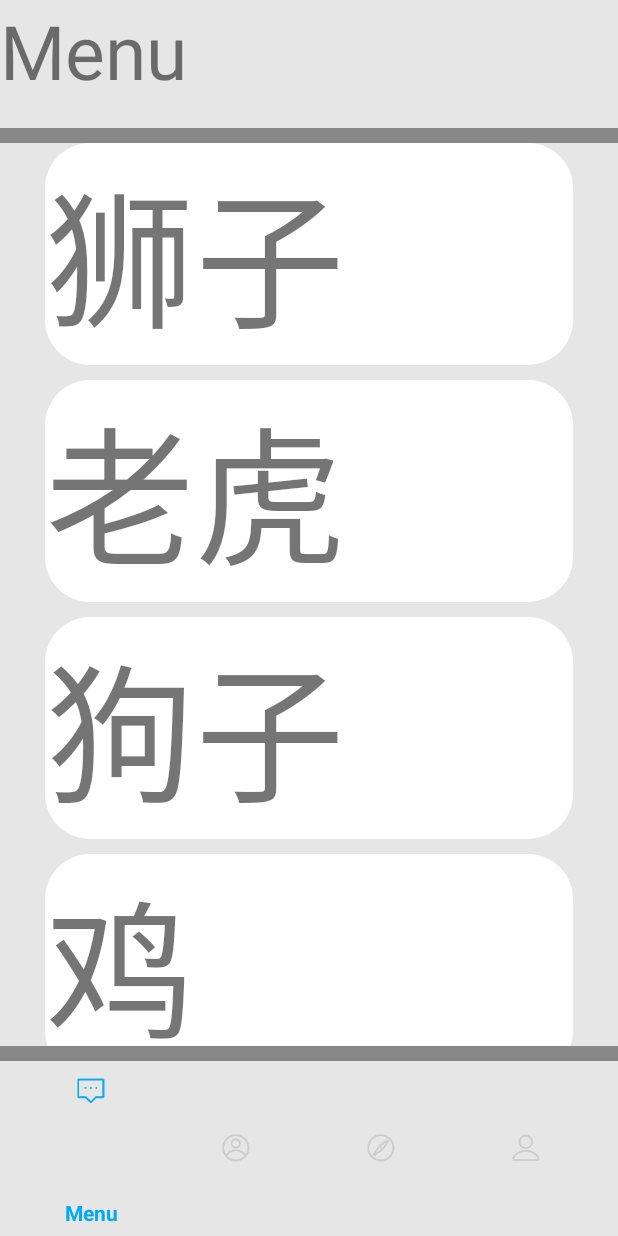
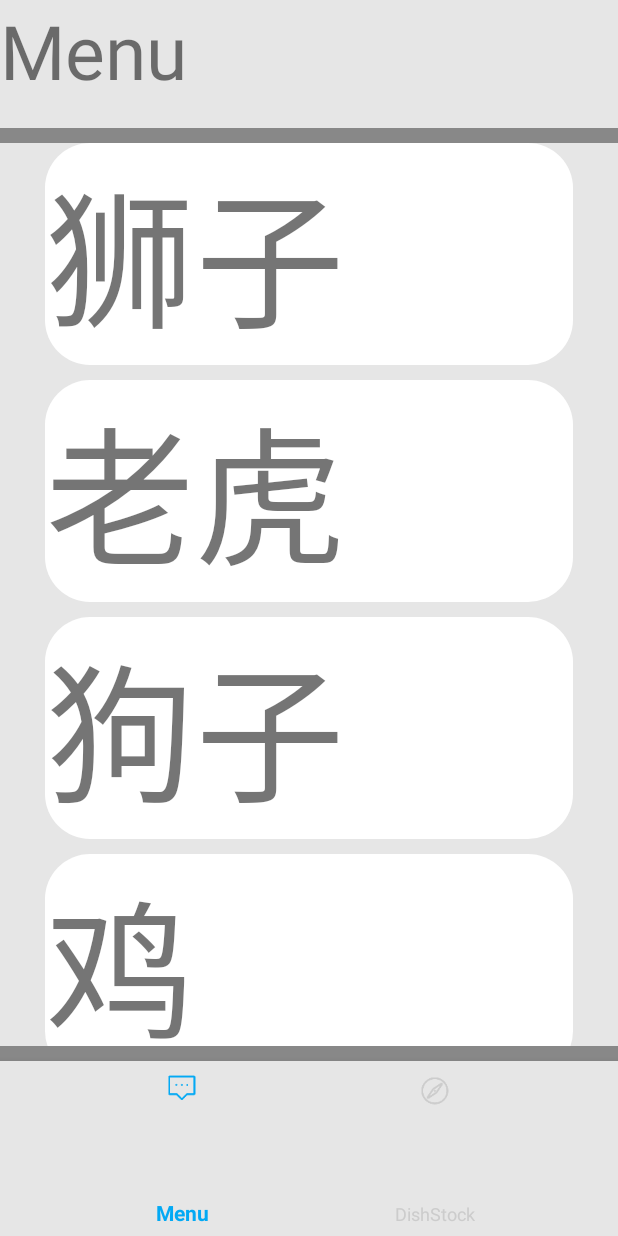
Before and after one commit to mukanov8/CooKiT, an Android app: the screen it shows after launch (MainActivity), on a phone screen of 412 x 824 dp. Run offline under Robolectric (Android 15) with nearby library versions, the phone set to English and light mode, and no system bars.

Commit message:
change bottomnavigation

```diff
--- a/app/src/main/java/com/evan/demo/CooKiT/AnimalAdapter.java
+++ b/app/src/main/java/com/evan/demo/CooKiT/AnimalAdapter.java
@@ -7,7 +7,7 @@ import android.view.ViewGroup;
 import android.widget.BaseAdapter;
 import android.widget.TextView;
 
-import com.evan.demo.bottomnavigationdemo.R;
+
 
 import java.util.ArrayList;
 
--- a/app/src/main/java/com/evan/demo/CooKiT/BudgetFragment.java
+++ b/app/src/main/java/com/evan/demo/CooKiT/BudgetFragment.java
@@ -9,7 +9,7 @@ import android.view.View;
 import android.view.ViewGroup;
 import android.widget.TextView;
 
-import com.evan.demo.bottomnavigationdemo.R;
+
 
 
 public class BudgetFragment extends Fragment {
--- a/app/src/main/java/com/evan/demo/CooKiT/DishFragment.java
+++ b/app/src/main/java/com/evan/demo/CooKiT/DishFragment.java
@@ -10,7 +10,7 @@ import android.view.View;
 import android.view.ViewGroup;
 import android.widget.TextView;
 
-import com.evan.demo.bottomnavigationdemo.R;
+
 
 public class DishFragment extends Fragment implements View.OnTouchListener {
 
--- a/app/src/main/java/com/evan/demo/CooKiT/DishStockFragment.java
+++ b/app/src/main/java/com/evan/demo/CooKiT/DishStockFragment.java
@@ -10,7 +10,7 @@ import android.view.ViewGroup;
 import android.widget.Button;
 import android.widget.TextView;
 
-import com.evan.demo.bottomnavigationdemo.R;
+
 
 
 public class DishStockFragment extends Fragment {
--- a/app/src/main/java/com/evan/demo/CooKiT/IngStockFragment.java
+++ b/app/src/main/java/com/evan/demo/CooKiT/IngStockFragment.java
@@ -10,7 +10,7 @@ import android.view.ViewGroup;
 import android.widget.Button;
 import android.widget.EditText;
 
-import com.evan.demo.bottomnavigationdemo.R;
+
 
 
 public class IngStockFragment extends Fragment{
--- a/app/src/main/java/com/evan/demo/CooKiT/MenuFragment.java
+++ b/app/src/main/java/com/evan/demo/CooKiT/MenuFragment.java
@@ -10,7 +10,7 @@ import android.widget.ListView;
 import android.widget.TextView;
 import android.widget.Toast;
 
-import com.evan.demo.bottomnavigationdemo.R;
+
 
 import java.util.ArrayList;
 
--- a/app/src/main/res/menu/main_bottom_navigation.xml
+++ b/app/src/main/res/menu/main_bottom_navigation.xml
@@ -7,22 +7,22 @@
         android:icon="@mipmap/message"
         app:showAsAction="ifRoom"
         android:title="Menu" />
-    <item
-        android:id="@+id/menu_contacts"
-        android:enabled="true"
-        android:icon="@mipmap/icon_contacts"
-        app:showAsAction="ifRoom"
-        android:title="IngStock" />
+<!--    <item-->
+<!--        android:id="@+id/menu_contacts"-->
+<!--        android:enabled="true"-->
+<!--        android:icon="@mipmap/icon_contacts"-->
+<!--        app:showAsAction="ifRoom"-->
+<!--        android:title="IngStock" />-->
     <item
         android:id="@+id/menu_discover"
         android:enabled="true"
         android:icon="@mipmap/icon_discover"
         app:showAsAction="ifRoom"
         android:title="DishStock" />
-    <item
-        android:id="@+id/menu_me"
-        android:enabled="true"
-        app:showAsAction="ifRoom"
-        android:icon="@mipmap/me"
-        android:title="Budget" />
+<!--    <item-->
+<!--        android:id="@+id/menu_me"-->
+<!--        android:enabled="true"-->
+<!--        app:showAsAction="ifRoom"-->
+<!--        android:icon="@mipmap/me"-->
+<!--        android:title="Budget" />-->
 </menu>
```
Also changed, not shown: app/src/main/java/com/evan/demo/CooKiT/MainActivity.java (+9 -10 lines).
